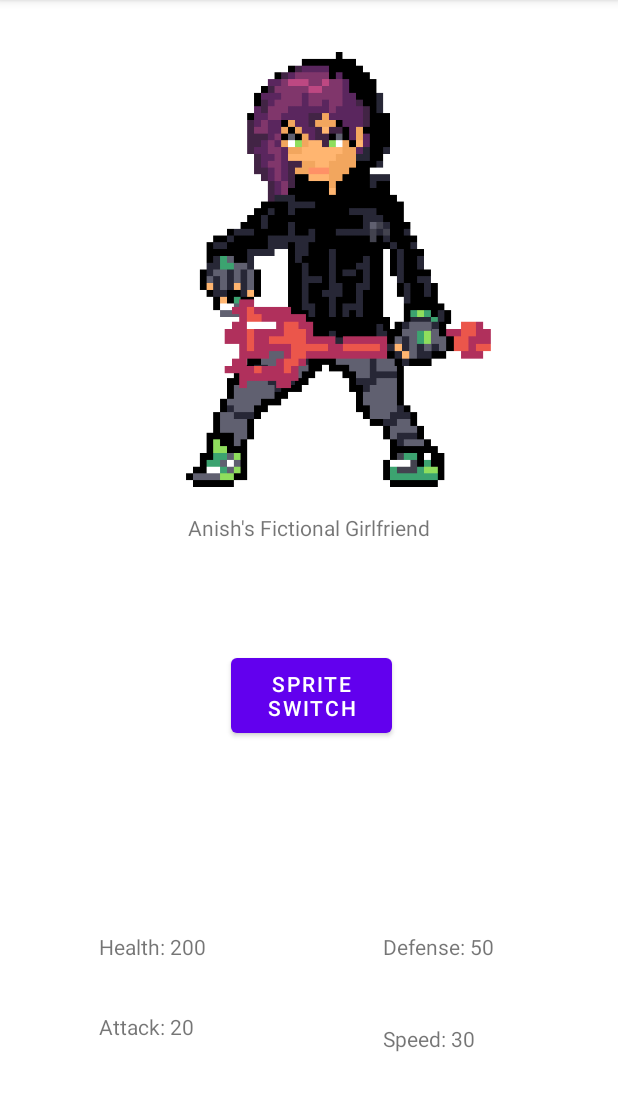
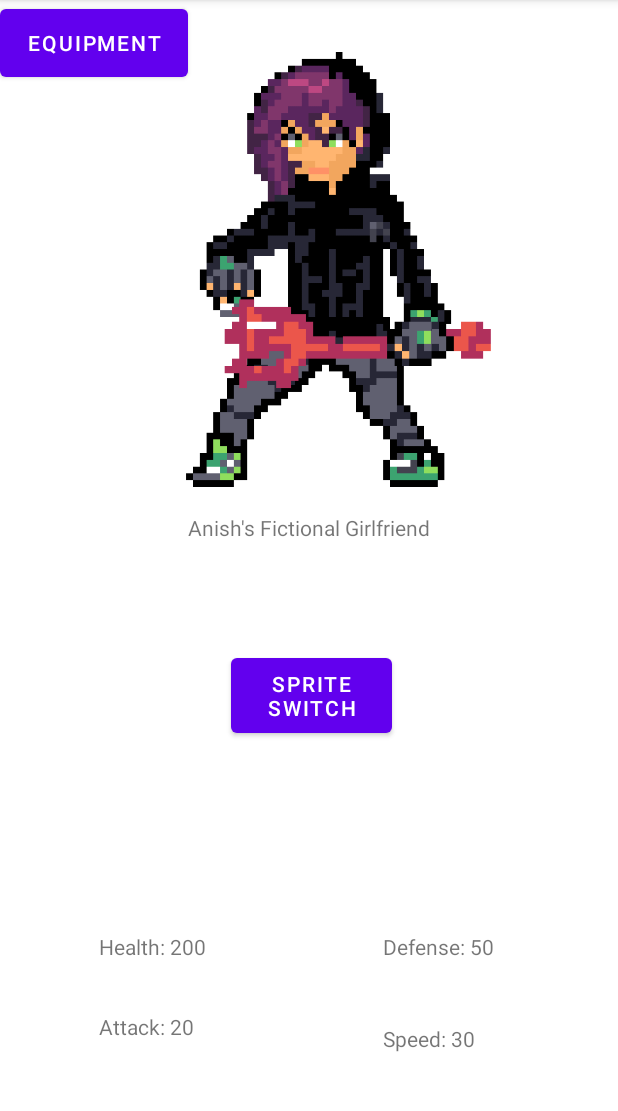
Before and after one commit to AnishAnamProjects/walk-warriors, an Android app: the screen it shows after launch (MainActivity), on a phone screen of 412 x 824 dp, the part 84-1195 px from its top. Run offline under Robolectric (Android 15) with nearby library versions, the phone set to English and light mode, and no system bars.

Commit message:
Added Basic UI

```diff
--- a/app/src/main/java/com/example/walkwarriors/Hero.java
+++ b/app/src/main/java/com/example/walkwarriors/Hero.java
@@ -22,6 +22,9 @@ public class Hero {
     //Holds equipped skill.
     private Skill heroSkill;
 
+    //HeroSprite Gender
+    protected int heroSprite;
+
 
     //base stats hero will be spawned with.
     public Hero(){
@@ -33,7 +36,7 @@ public class Hero {
         Steps = 0;
         Level = 0;
         threshold = 10000;
-
+        heroSprite = 0;
     }
 
     //Updates the exp of the hero to level up.
--- a/app/src/main/java/com/example/walkwarriors/MainActivity.java
+++ b/app/src/main/java/com/example/walkwarriors/MainActivity.java
@@ -2,6 +2,8 @@ package com.example.walkwarriors;
 
 import androidx.appcompat.app.AppCompatActivity;
 
+import android.view.View;
+import android.widget.Button;
 import android.widget.ImageView;
 import android.widget.TextView;
 import android.os.Bundle;
@@ -9,12 +11,30 @@ import android.os.Bundle;
 public class MainActivity extends AppCompatActivity{
 
    private TextView text;
-   private ImageView image;
+   private ImageView sprite;
+   private Button switchSprites;
+   private Hero mainCharacter;
     @Override
     protected void onCreate(Bundle savedInstanceState) {
         super.onCreate(savedInstanceState);
         setContentView(R.layout.activity_main);
-        text = findViewById(R.id.Health);
-        String texto = "yolo2";
+        mainCharacter = new Hero();
+        switchSprites = (Button)findViewById(R.id.switchSprites);
+
+        // Switch Genders
+        switchSprites.setOnClickListener(new View.OnClickListener() {
+            @Override
+            public void onClick(View view) {
+                if(mainCharacter.heroSprite == 0){
+                    sprite = (ImageView)findViewById(R.id.heroSprite);
+                    sprite.setImageResource(R.drawable.sprite_girl);
+                    mainCharacter.heroSprite = 1;
+                } else {
+                    sprite = (ImageView)findViewById(R.id.heroSprite);
+                    sprite.setImageResource(R.drawable.sprite_boy);
+                    mainCharacter.heroSprite = 0;
+                }
+            }
+        });
     }
 }
--- a/app/src/main/res/layout/activity_main.xml
+++ b/app/src/main/res/layout/activity_main.xml
@@ -56,7 +56,7 @@
         app:layout_constraintVertical_bias="0.917" />
 
     <ImageView
-        android:id="@+id/heroSpriteOmega"
+        android:id="@+id/heroSprite"
         android:layout_width="294dp"
         android:layout_height="290dp"
         app:layout_constraintBottom_toBottomOf="parent"
@@ -102,4 +102,12 @@
         app:layout_constraintTop_toBottomOf="@+id/heroName"
         app:layout_constraintVertical_bias="0.206" />
 
+    <Button
+        android:id="@+id/equipButton"
+        android:layout_width="125dp"
+        android:layout_height="57dp"
+        android:text="Equipment"
+        tools:layout_editor_absoluteX="58dp"
+        tools:layout_editor_absoluteY="484dp" />
+
 </androidx.constraintlayout.widget.ConstraintLayout>
```
